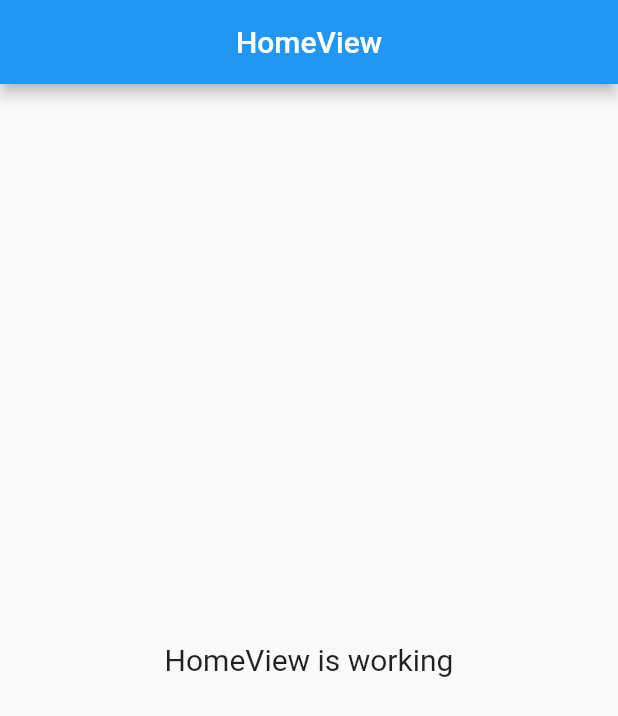
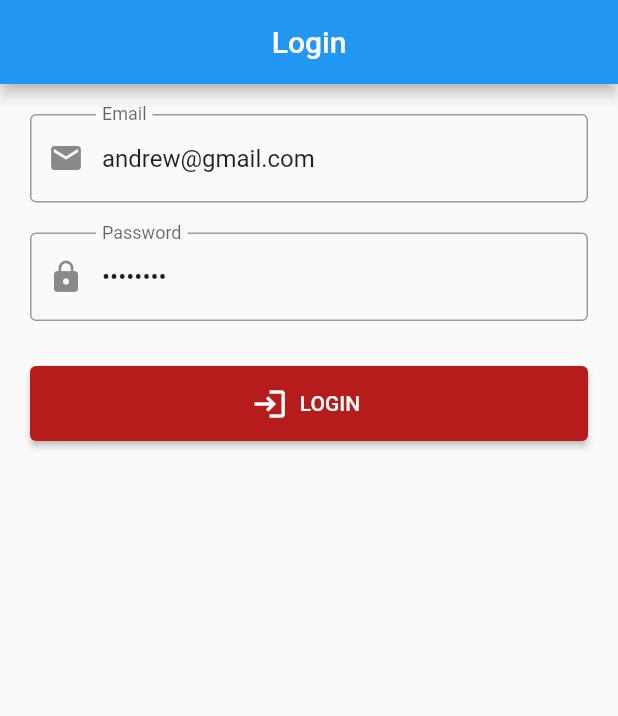
Before and after one commit to angular403/latihan_firebase, a Flutter app: the screen it shows after launch, on a phone screen of 412 x 824 dp. Shown: the top 716 px of the screen. Run offline on Flutter 3.47's test engine with Material 2 defaults, Android fonts, the light colour scheme and no system bars; our stand-ins replace firebase_auth, firebase_core, get; accounts and stored records are empty.

Commit message:
add fitur login

```diff
--- /dev/null
+++ b/lib/app/modules/login/controllers/login_controller.dart
@@ -0,0 +1,34 @@
+// import
+import 'package:flutter/cupertino.dart';
+import 'package:get/get.dart';
+import 'package:firebase_auth/firebase_auth.dart';
+import 'package:latihan_firebase/app/routes/app_pages.dart';
+
+// class controller
+class LoginController extends GetxController {
+  RxBool isLoading = false.obs;
+
+  TextEditingController emailC =
+      TextEditingController(text: "andrew@gmail.com");
+  TextEditingController passC = TextEditingController(text: "password");
+
+  FirebaseAuth auth = FirebaseAuth.instance;
+  // login
+  void login() async {
+    try {
+      isLoading.value = true;
+      final credential = await auth.signInWithEmailAndPassword(
+          email: emailC.text, password: passC.text);
+      // print
+      print(credential);
+      isLoading.value = false;
+      // routes
+      Get.offAllNamed(Routes.HOME);
+      // Firebase
+    } on FirebaseAuthException catch (e) {
+      isLoading.value = false;
+      print(e.code);
+
+    }
+  }
+}
--- /dev/null
+++ b/lib/app/modules/login/views/login_view.dart
@@ -0,0 +1,66 @@
+import 'package:flutter/material.dart';
+
+import 'package:get/get.dart';
+
+import '../controllers/login_controller.dart';
+import '../../login/controllers/login_controller.dart';
+
+class LoginView extends GetView<LoginController> {
+  @override
+  Widget build(BuildContext context) {
+    return Scaffold(
+      appBar: AppBar(
+        title: Text('Login'),
+        centerTitle: true,
+      ),
+      body: ListView(
+        padding: EdgeInsets.all(20),
+        children: [
+          // TextField Email
+          TextField(
+            controller: controller.emailC,
+            autocorrect: false,
+            textInputAction: TextInputAction.done,
+            decoration: InputDecoration(
+              prefixIcon: Icon(Icons.email),
+              labelText: "Email",
+              border: OutlineInputBorder(),
+            ),
+          ),
+          SizedBox(height: 20),
+          // TextField Password
+          TextField(
+            controller: controller.passC,
+            autocorrect: false,
+            textInputAction: TextInputAction.done,
+            obscureText: true,
+            decoration: InputDecoration(
+              prefixIcon: Icon(Icons.lock),
+              labelText: "Password",
+              border: OutlineInputBorder(),
+            ),
+          ),
+          SizedBox(height: 30),
+          // Button
+          Obx(
+            () => ElevatedButton.icon(
+              onPressed: () {
+                if (controller.isLoading.isFalse) {
+                  // eksekusi login
+                  controller.login();
+                }
+              },
+              icon: Icon(Icons.login_outlined),
+              label:
+                  Text(controller.isLoading.isFalse ? "LOGIN" : "LOADING...."),
+              style: ElevatedButton.styleFrom(
+                fixedSize: Size(MediaQuery.of(context).size.width, 50),
+                primary: Colors.red[900],
+              ),
+            ),
+          ),
+        ],
+      ),
+    );
+  }
+}
--- /dev/null
+++ b/lib/app/modules/splash/splash.dart
@@ -0,0 +1,16 @@
+import 'package:flutter/material.dart';
+
+class SplashCreen extends StatelessWidget {
+  const SplashCreen({Key? key}) : super(key: key);
+
+  @override
+  Widget build(BuildContext context) {
+    return MaterialApp(
+      home: Scaffold(
+        body: Center(
+          child: CircularProgressIndicator(color: Colors.green),
+        ),
+      ),
+    );
+  }
+}
--- a/lib/app/routes/app_pages.dart
+++ b/lib/app/routes/app_pages.dart
@@ -2,6 +2,8 @@ import 'package:get/get.dart';
 
 import 'package:latihan_firebase/app/modules/home/bindings/home_binding.dart';
 import 'package:latihan_firebase/app/modules/home/views/home_view.dart';
+import 'package:latihan_firebase/app/modules/login/bindings/login_binding.dart';
+import 'package:latihan_firebase/app/modules/login/views/login_view.dart';
 
 part 'app_routes.dart';
 
@@ -16,5 +18,10 @@ class AppPages {
       page: () => HomeView(),
       binding: HomeBinding(),
     ),
+    GetPage(
+      name: _Paths.LOGIN,
+      page: () => LoginView(),
+      binding: LoginBinding(),
+    ),
   ];
 }
--- a/lib/app/routes/app_routes.dart
+++ b/lib/app/routes/app_routes.dart
@@ -5,8 +5,10 @@ abstract class Routes {
   Routes._();
 
   static const HOME = _Paths.HOME;
+  static const LOGIN = _Paths.LOGIN;
 }
 
 abstract class _Paths {
   static const HOME = '/home';
+  static const LOGIN = '/login';
 }
```
Also changed, not shown: lib/app/modules/login/bindings/login_binding.dart (added, +12 -0 lines), lib/main.dart (+16 -5 lines).
